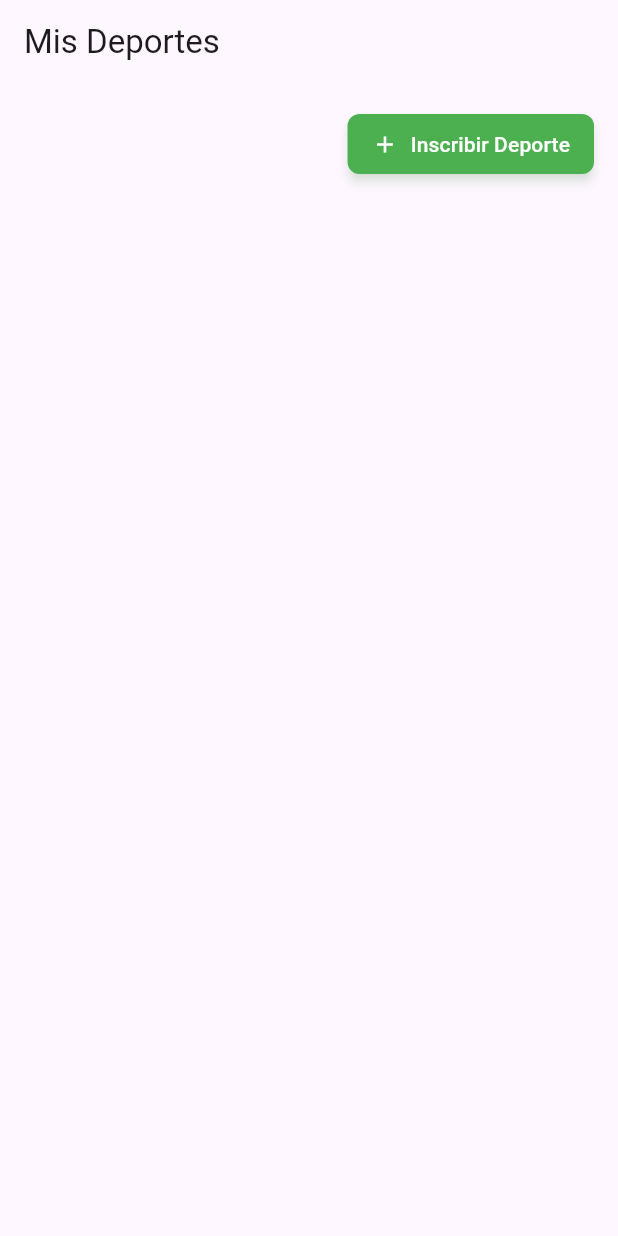
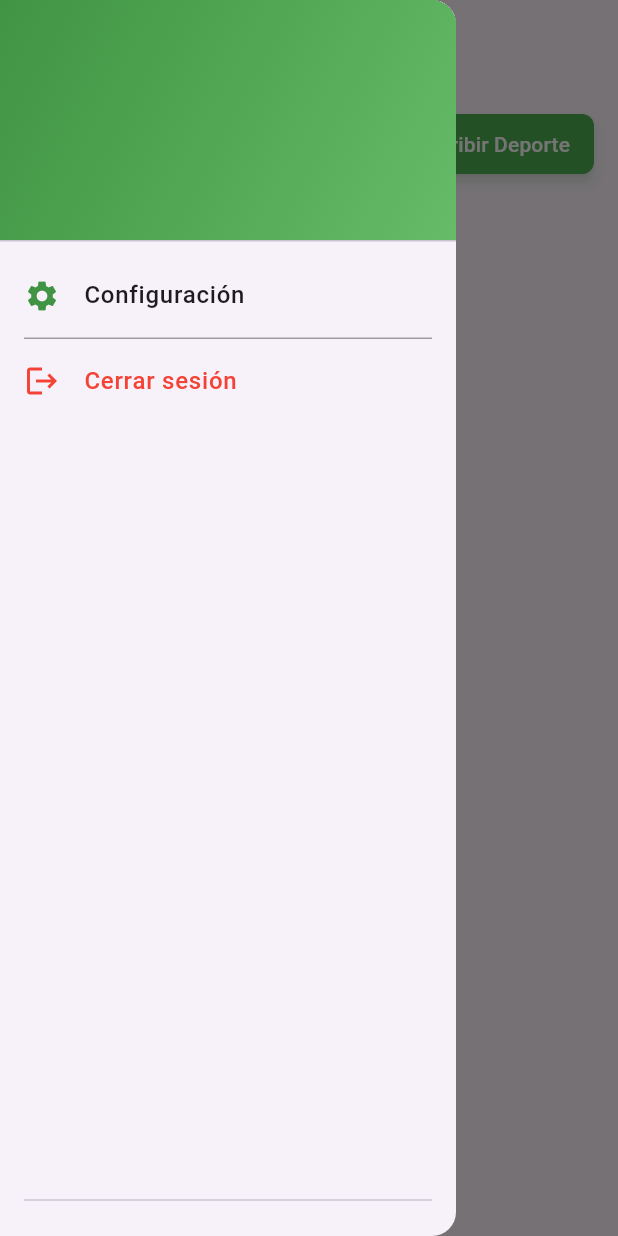
Before and after one commit to jscastrog/appdacAppleApp, a Flutter app: the EstudianteScreen screen opened by its route, with the side drawer open (before the commit the screen has no drawer), on a phone screen of 412 x 824 dp. Run offline on Flutter 3.47's test engine with Material 3 defaults, Android fonts, the phone set to English and light mode, and no system bars; our stand-ins replace file_picker, go_router; accounts and stored records are empty; network calls fail.

Commit message:
primera version liberada

```diff
--- a/lib/a_presentacion/estudiante/guiestudiante.dart
+++ b/lib/a_presentacion/estudiante/guiestudiante.dart
@@ -1,9 +1,11 @@
 import 'package:appdac/a_presentacion/estudiante/guienviardocumentos.dart';
 import 'package:appdac/a_presentacion/estudiante/guiinscribirdeporte.dart';
+import 'package:appdac/a_presentacion/guigeneral/menugeneral.dart';
 import 'package:appdac/a_presentacion/tema/tema.dart';
 import 'package:appdac/b_control/estudiantes.dart';
 import 'package:appdac/b_control/sesion.dart';
 import 'package:appdac/c_integracion/estudiantes.dart';
+import 'package:appdac/generated/l10n.dart';
 import 'package:flutter/material.dart';
 import 'package:go_router/go_router.dart';
 import 'package:provider/provider.dart';
@@ -43,31 +45,54 @@ class _EstudianteScreenState extends State<EstudianteScreen> {
   Widget build(BuildContext context) {
     ControlListaDeportes consultadeportes = context.watch<ControlListaDeportes>();
     ControlInscribirDeportes inscripciondeportes = context.watch<ControlInscribirDeportes>();
+    if (ControlSesion.datosusuario != null) {
       consultadeportes.cargarDeportes(ControlSesion.datosusuario!.idUsuario);
-    List<DeporteEstudiante> ldeportes = consultadeportes.deportes;
+    }
+    List<DeporteEstudiante> ldeportes = ControlListaDeportes.deportes;
 
-
-    return Scaffold(
+    return PopScope(
+      canPop: false,
+      child: Scaffold(
         appBar: AppBar(
-        title: const Text('Mis Deportes'),
+          title: Text(S.of(context).label_titmisdeportes),
         ),
+        drawer: menuGeneral(context),
         body: Padding(
           padding: const EdgeInsets.all(16.0),
           child: Column(
             children: [
               // Botón "Inscribir Deporte" alineado a la derecha
-            Align(
-              alignment: Alignment.centerRight,
-              child: ElevatedButton.icon(
-                onPressed: () async{
+              Row(
+                mainAxisAlignment: MainAxisAlignment.spaceBetween,
+                children: [
+                  Container(
+                    padding: const EdgeInsets.symmetric(horizontal: 12, vertical: 6),
+                    decoration: BoxDecoration(
+                      color: AppColors.verde.withOpacity(0.1), // Fondo verde muy claro
+                      border: Border.all(
+                        color: AppColors.verde,
+                        width: 1.5,
+                      ),
+                      borderRadius: BorderRadius.circular(20),
+                    ),
+                    child: Text(
+                      ControlSesion.datosusuario != null ? ControlSesion.datosusuario!.estadoDeRevision! : '',
+                      style: const TextStyle(
+                        color: AppColors.verde,
+                        fontSize: 18,
+                        fontWeight: FontWeight.w500,
+                      ),
+                    ),
+                  ),
+                  ElevatedButton.icon(
+                    onPressed: () async {
                       await inscripciondeportes.cargarDeportes(ControlSesion.datosusuario!.idUsuario);
                       InscribirDeporteScreen.mostrarDialogo(context);
-
                     },
                     icon: const Icon(Icons.add, size: 18),
                     label: const Text('Inscribir Deporte'),
                     style: ElevatedButton.styleFrom(
-                  backgroundColor: Colors.green, // Color verde
+                      backgroundColor: Colors.green,
                       foregroundColor: Colors.white,
                       padding: const EdgeInsets.symmetric(horizontal: 16, vertical: 10),
                       shape: RoundedRectangleBorder(
@@ -77,6 +102,7 @@ class _EstudianteScreenState extends State<EstudianteScreen> {
                       shadowColor: Colors.green.withOpacity(0.3),
                     ),
                   ),
+                ],
               ),
 
               const SizedBox(height: 16), // Espacio entre el botón y la lista
@@ -140,24 +166,25 @@ class _EstudianteScreenState extends State<EstudianteScreen> {
                                     color: Colors.green,
                                   ),
                                 ),
-
                                 Flexible(
                                   child: Padding(
                                     padding: const EdgeInsets.symmetric(horizontal: 4.0),
                                     child: Text(
                                       deporte.nombreDeporte,
                                       style: const TextStyle(
-                                      fontSize: 14.0,
+                                        fontSize: 11.0, // Tamaño más pequeño
                                         fontWeight: FontWeight.bold,
                                         color: AppColors.blanco,
+                                        height: 1.3,
+                                        letterSpacing: -0.2, // Reduce ligeramente el espacio entre letras
                                       ),
                                       textAlign: TextAlign.center,
                                       maxLines: 2,
-                                    overflow: TextOverflow.ellipsis,
+                                      overflow: TextOverflow.visible,
+                                      softWrap: true,
                                     ),
                                   ),
                                 ),
-
                                 Container(
                                   padding: const EdgeInsets.symmetric(
                                     horizontal: 8.0,
@@ -188,6 +215,7 @@ class _EstudianteScreenState extends State<EstudianteScreen> {
             ],
           ),
         ),
+      ),
     );
   }
 }
--- /dev/null
+++ b/lib/a_presentacion/guigeneral/menugeneral.dart
@@ -0,0 +1,100 @@
+import 'package:appdac/a_presentacion/tema/tema.dart';
+import 'package:appdac/b_control/estudiantes.dart';
+import 'package:appdac/b_control/sesion.dart';
+import 'package:flutter/material.dart';
+import 'package:go_router/go_router.dart';
+
+Widget menuGeneral(BuildContext context) {
+  return Drawer(
+    child: Column(
+      children: [
+        // Encabezado del Drawer
+        UserAccountsDrawerHeader(
+          accountName: Text(
+            ControlSesion.datosusuario != null ? ControlSesion.datosusuario!.nombre : '',
+            style: const TextStyle(
+              fontSize: 16,
+              fontWeight: FontWeight.bold,
+            ),
+          ),
+          accountEmail: Text(
+            ControlSesion.datosusuario != null ? ControlSesion.datosusuario!.type : '',
+            style: const TextStyle(
+              fontSize: 14,
+            ),
+          ),
+          decoration: BoxDecoration(
+            gradient: LinearGradient(
+              begin: Alignment.topLeft,
+              end: Alignment.bottomRight,
+              colors: [
+                AppColors.verde,
+                AppColors.verdeclaro,
+              ],
+            ),
+          ),
+        ),
+
+        // Opción 1: Configuración
+        ListTile(
+          leading: const Icon(
+            Icons.settings,
+            color: AppColors.verde,
+          ),
+          title: const Text(
+            'Configuración',
+            style: TextStyle(
+              fontSize: 16,
+              fontWeight: FontWeight.w500,
+            ),
+          ),
+          onTap: () {
+            Navigator.pop(context); // Cierra el drawer
+            // Navegar a la pantalla de configuración
+            // context.push('/configuracion');
+            //_mostrarMensaje(context, 'Configuración seleccionada');
+          },
+        ),
+
+        // Divider entre opciones
+        const Divider(
+          height: 1,
+          thickness: 1,
+          indent: 16,
+          endIndent: 16,
+          color: Colors.grey,
+        ),
+
+        // Opción 2: Cerrar sesión
+        ListTile(
+          leading: const Icon(
+            Icons.logout,
+            color: Colors.red,
+          ),
+          title: const Text(
+            'Cerrar sesión',
+            style: TextStyle(
+              fontSize: 16,
+              fontWeight: FontWeight.w500,
+              color: Colors.red,
+            ),
+          ),
+          onTap: () {
+            //Navigator.pop(context); // Cierra el drawer
+            //_mostrarDialogoCerrarSesion(context);
+            ControlListaDeportes.vaciarDeportes();
+            ControlSesion.datosusuario = null;
+            ControlSesion.credenciales = null;
+            context.push('/');
+          },
+        ),
+
+        // Espacio flexible para empujar elementos hacia arriba
+        const Spacer(),
+
+        // Información de versión o footer
+        Padding(padding: const EdgeInsets.all(16.0), child: Divider()),
+      ],
+    ),
+  );
+}
--- a/lib/b_control/estudiantes.dart
+++ b/lib/b_control/estudiantes.dart
@@ -7,20 +7,24 @@ import 'package:appdac/config/log.dart';
 import 'package:flutter/material.dart';
 
 class ControlListaDeportes extends ChangeNotifier {
-  List<DeporteEstudiante> deportes = [];
+  static List<DeporteEstudiante> deportes = [];
   DeporteEstudiante? seleccionado;
-  bool recargado = false;
+  static bool recargado = false;
 
   void cargarDeportes(String idEstudiante) async {
+    print('cargarDeportes...');
     if ((deportes.isEmpty) && (!recargado)) {
       recargado = true;
       RespuestaDeportesEstudiante rdeportes = await ClienteEstudiantes().consultarDeportes(idEstudiante);
-      logear('-------------------------------------------');
-      logear('>>--${rdeportes.deportes}}');
-      logear('-------------------------------------------');
       deportes.addAll(rdeportes.deportes ?? []);
+      print('deportes cargados ${deportes.length}');
       notifyListeners();
     }
+  }
+
+  static void vaciarDeportes() {
+    deportes.clear();
+    recargado = false;
   }
 
   void seleccionarDeporte(DeporteEstudiante deporte) {
--- a/lib/b_control/navegacion/router.dart
+++ b/lib/b_control/navegacion/router.dart
@@ -6,6 +6,7 @@ import 'package:appdac/a_presentacion/estudiante/guiasistencia.dart';
 import 'package:appdac/a_presentacion/estudiante/guicomunicados.dart';
 import 'package:appdac/a_presentacion/estudiante/guienviardocumentos.dart';
 import 'package:appdac/a_presentacion/estudiante/guiestudiante.dart';
+import 'package:appdac/a_presentacion/estudiante/guihorario.dart';
 import 'package:appdac/a_presentacion/estudiante/guiopcionesestudiantes.dart';
 import 'package:appdac/a_presentacion/guilogin.dart';
 import 'package:appdac/a_presentacion/metodologo/guimetodologo.dart';
@@ -62,5 +63,10 @@ final appRouter = GoRouter(
       name: "VerComunicadosEstudiante",
       builder: (context, state) => ComunicadosScreen(),
     ),
+    GoRoute(
+      path: '/VerHorario',
+      name: "VerHorario",
+      builder: (context, state) => HorarioScreen(),
+    ),
   ],
 );
--- a/lib/c_integracion/login.dart
+++ b/lib/c_integracion/login.dart
@@ -30,6 +30,7 @@ class RespuestaLogin {
   final bool actualizacionDatos;
   final String? error;
   final int? statusCode;
+  final String? estadoDeRevision;
 
   RespuestaLogin({
     required this.ok,
@@ -39,6 +40,7 @@ class RespuestaLogin {
     required this.actualizacionDatos,
     this.error,
     this.statusCode,
+    this.estadoDeRevision
   });
 
   factory RespuestaLogin.fromJson(Map<String, dynamic> json) {
@@ -48,6 +50,7 @@ class RespuestaLogin {
       idUsuario: json['id_administrador'] ?? json['id_profesor'] ?? json['id_estudiante'] ?? json['id_metodologo'],
       nombre: json['nombre'] ?? '',
       actualizacionDatos: (json['Actualizacion de datos'] ?? 'false').toString().toLowerCase() == 'true',
+      estadoDeRevision: json['Estado de revision'] ?? '',
     );
   }
 
```
Also changed, not shown: lib/a_presentacion/estudiante/guihorario.dart (added, +57 -0 lines), lib/a_presentacion/estudiante/guiinscribirdeporte.dart (+10 -9 lines), lib/a_presentacion/estudiante/guiopcionesestudiantes.dart (+77 -10 lines), lib/a_presentacion/guilogin.dart (+6 -5 lines), lib/l10n/intl_en.arb (+6 -1 lines), lib/l10n/intl_es.arb (+6 -1 lines), lib/generated/intl/messages_en.dart, lib/generated/intl/messages_es.dart, lib/generated/l10n.dart, 1 other file. Lines whose indentation alone changed are shown as unchanged.
